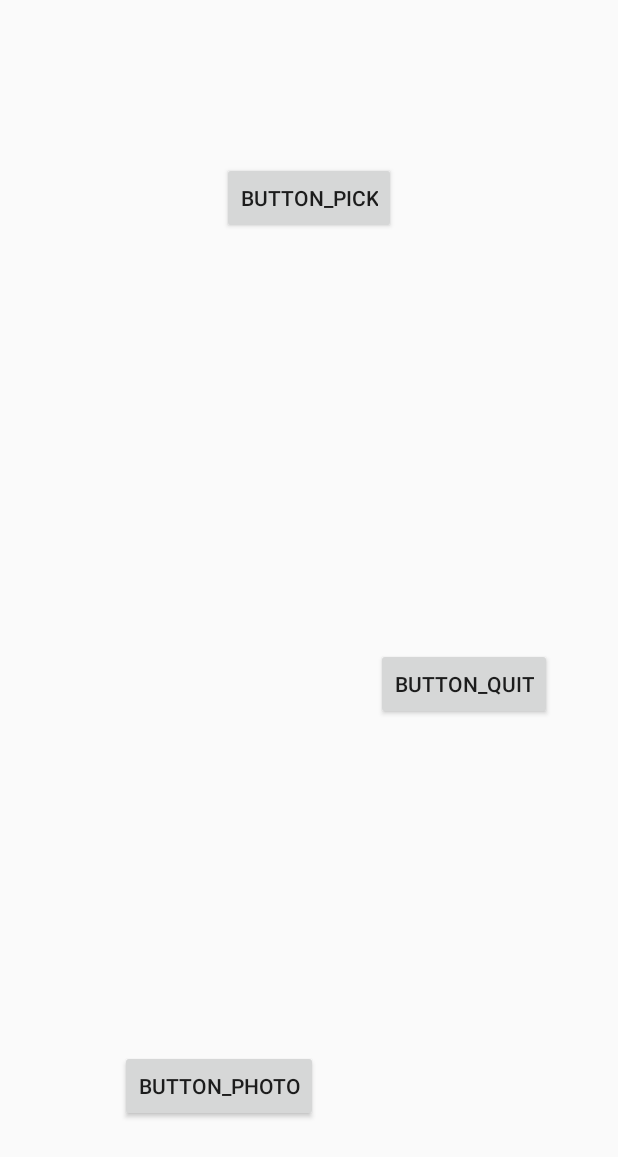
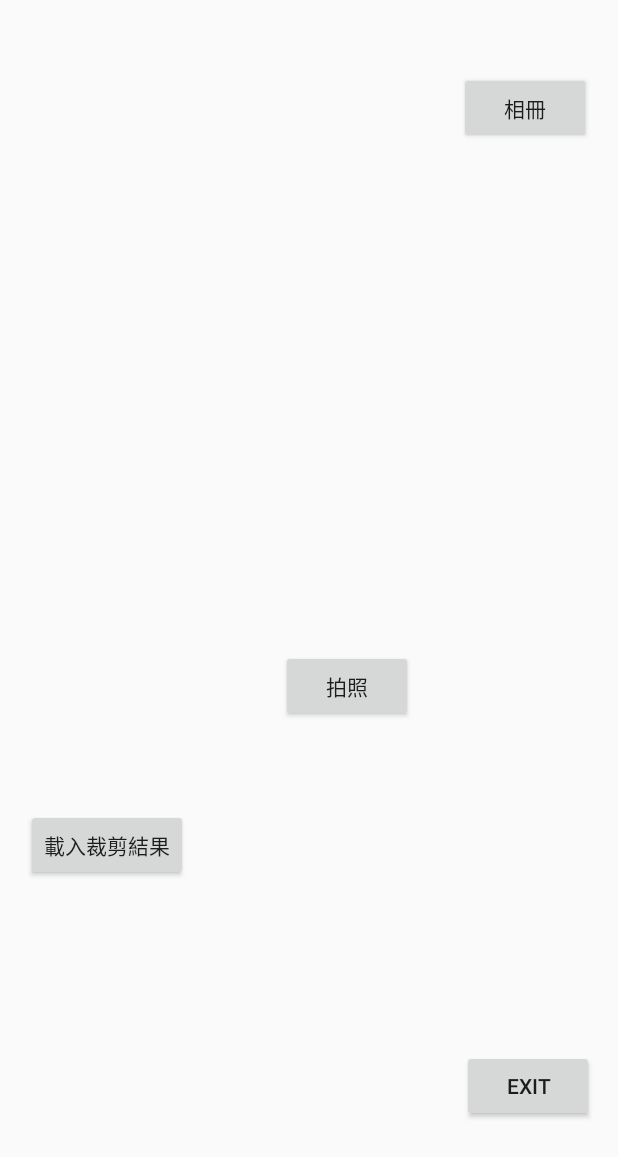
Before and after one commit to MrKhantee/MyAndroidPermissionGranted, an Android app: the screen it shows after launch (MainActivity), on a phone screen of 412 x 824 dp. Shown: the top 1157 px of the screen. Run offline under Robolectric (Android 15) with nearby library versions, the phone set to English and light mode, and no system bars.

```diff
--- a/app/src/main/java/com/tromin/myapp/MainActivity.java
+++ b/app/src/main/java/com/tromin/myapp/MainActivity.java
@@ -17,6 +17,7 @@ public class MainActivity extends Activity
     protected Button myButton1 ;
     protected Button myButton2 ;
     protected Button myButton3 ;
+    protected Button myButton4 ;
     //------------------------------
     @Override
     protected void onCreate(Bundle savedInstanceState)
@@ -24,9 +25,10 @@ public class MainActivity extends Activity
         super.onCreate(savedInstanceState);
         setContentView(R.layout.activity_main);
         mContext = this ;
-        myButton1 = (Button)findViewById(R.id.button1) ;
-        myButton2 = (Button)findViewById(R.id.button2) ;
-        myButton3 = (Button)findViewById(R.id.button3) ;
+        myButton1 = (Button)findViewById(R.id.buttonPhoto) ;
+        myButton2 = (Button)findViewById(R.id.buttonPick) ;
+        myButton3 = (Button)findViewById(R.id.buttonQuit) ;
+        myButton4 = (Button)findViewById(R.id.buttonLoad) ;
         //------------------------------------
         myButton1.setOnClickListener(new Button.OnClickListener()
         {
@@ -50,6 +52,14 @@ public class MainActivity extends Activity
             public void onClick(View v)
             {
                 AndroidQuit();
+            }
+        });
+        myButton4.setOnClickListener(new View.OnClickListener()
+        {
+            @Override
+            public void onClick(View v)
+            {
+                TakePhoto("loadDefault") ;
             }
         });
     }
--- a/app/src/main/res/layout/activity_main.xml
+++ b/app/src/main/res/layout/activity_main.xml
@@ -7,40 +7,64 @@
     tools:context="com.tromin.myapp.MainActivity">
 
     <Button
-        android:id="@+id/button1"
+        android:id="@+id/buttonPhoto"
         android:layout_width="wrap_content"
         android:layout_height="wrap_content"
-        android:layout_marginBottom="76dp"
+        android:layout_marginBottom="272dp"
         android:layout_marginEnd="8dp"
+        android:layout_marginRight="8dp"
         android:layout_marginStart="48dp"
-        android:text="Button_Photo"
+        android:layout_marginLeft="48dp"
+        android:layout_marginTop="8dp"
+        android:text="@string/string_photo"
         app:layout_constraintBottom_toBottomOf="parent"
-        app:layout_constraintEnd_toStartOf="@+id/button3"
-        app:layout_constraintHorizontal_bias="0.507"
-        app:layout_constraintStart_toStartOf="parent" />
+        app:layout_constraintEnd_toEndOf="parent"
+        app:layout_constraintHorizontal_bias="0.52"
+        app:layout_constraintStart_toStartOf="parent"
+        app:layout_constraintTop_toTopOf="parent"
+        app:layout_constraintVertical_bias="0.857" />
 
     <Button
-        android:id="@+id/button2"
+        android:id="@+id/buttonPick"
         android:layout_width="wrap_content"
         android:layout_height="wrap_content"
         android:layout_marginEnd="8dp"
         android:layout_marginStart="8dp"
-        android:layout_marginTop="108dp"
-        android:text="Button_Pick"
+        android:layout_marginTop="48dp"
+        android:text="@string/string_pick"
         app:layout_constraintEnd_toEndOf="parent"
+        app:layout_constraintHorizontal_bias="0.968"
         app:layout_constraintStart_toStartOf="parent"
         app:layout_constraintTop_toTopOf="parent" />
 
     <Button
-        android:id="@+id/button3"
+        android:id="@+id/buttonQuit"
         android:layout_width="wrap_content"
         android:layout_height="wrap_content"
         android:layout_marginBottom="76dp"
-        android:layout_marginEnd="44dp"
+        android:layout_marginEnd="16dp"
+        android:layout_marginRight="8dp"
         android:layout_marginTop="8dp"
-        android:text="Button_Quit"
+        android:text="@string/string_Quit"
         app:layout_constraintBottom_toBottomOf="parent"
         app:layout_constraintEnd_toEndOf="parent"
-        app:layout_constraintTop_toBottomOf="@+id/button2" />
+        app:layout_constraintTop_toBottomOf="@+id/buttonPick"
+        app:layout_constraintVertical_bias="1.0" />
+
+    <Button
+        android:id="@+id/buttonLoad"
+        android:layout_width="wrap_content"
+        android:layout_height="wrap_content"
+        android:layout_marginBottom="8dp"
+        android:layout_marginEnd="8dp"
+        android:layout_marginStart="8dp"
+        android:layout_marginTop="8dp"
+        android:text="@string/string_load"
+        app:layout_constraintBottom_toTopOf="@+id/buttonQuit"
+        app:layout_constraintEnd_toEndOf="parent"
+        app:layout_constraintHorizontal_bias="0.032"
+        app:layout_constraintStart_toStartOf="parent"
+        app:layout_constraintTop_toTopOf="parent"
+        app:layout_constraintVertical_bias="0.835" />
 
 </android.support.constraint.ConstraintLayout>
--- a/app/src/main/res/values/strings.xml
+++ b/app/src/main/res/values/strings.xml
@@ -1,3 +1,7 @@
 <resources>
     <string name="app_name">MyApp</string>
+    <string name="string_photo">拍照</string>
+    <string name="string_pick">相冊</string>
+    <string name="string_Quit">EXIT</string>
+    <string name="string_load">載入裁剪結果</string>
 </resources>
```
Also changed, not shown: app/src/main/java/com/tromin/myapp/WebViewActivity.java (+52 -26 lines), 2 other files.
